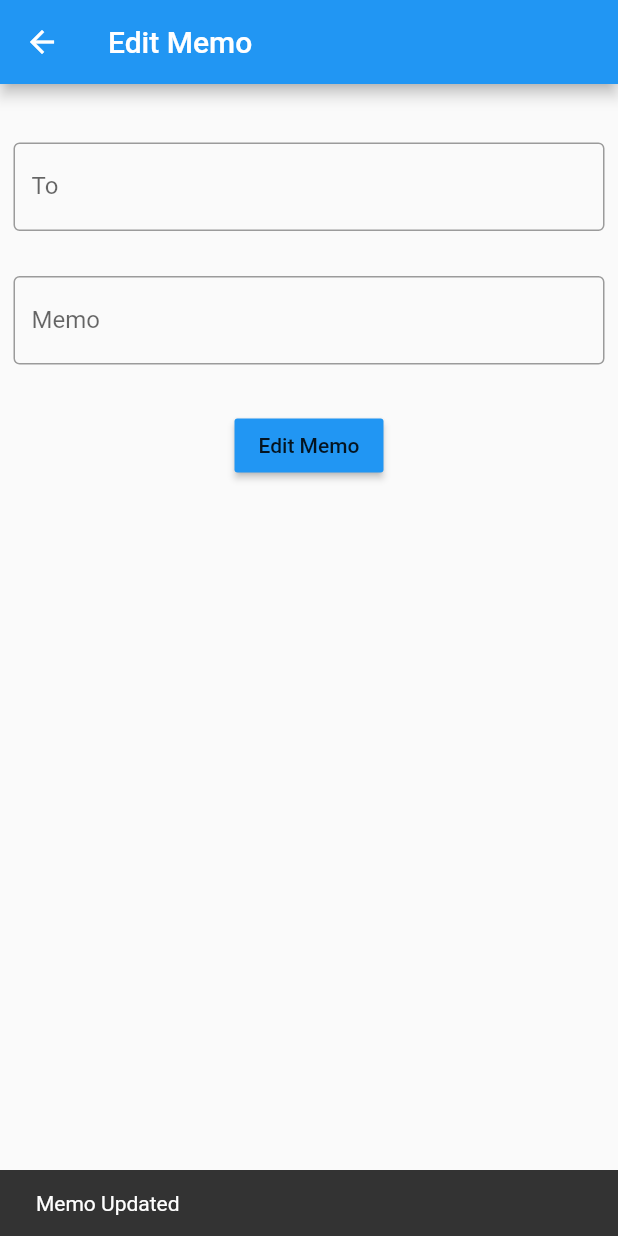
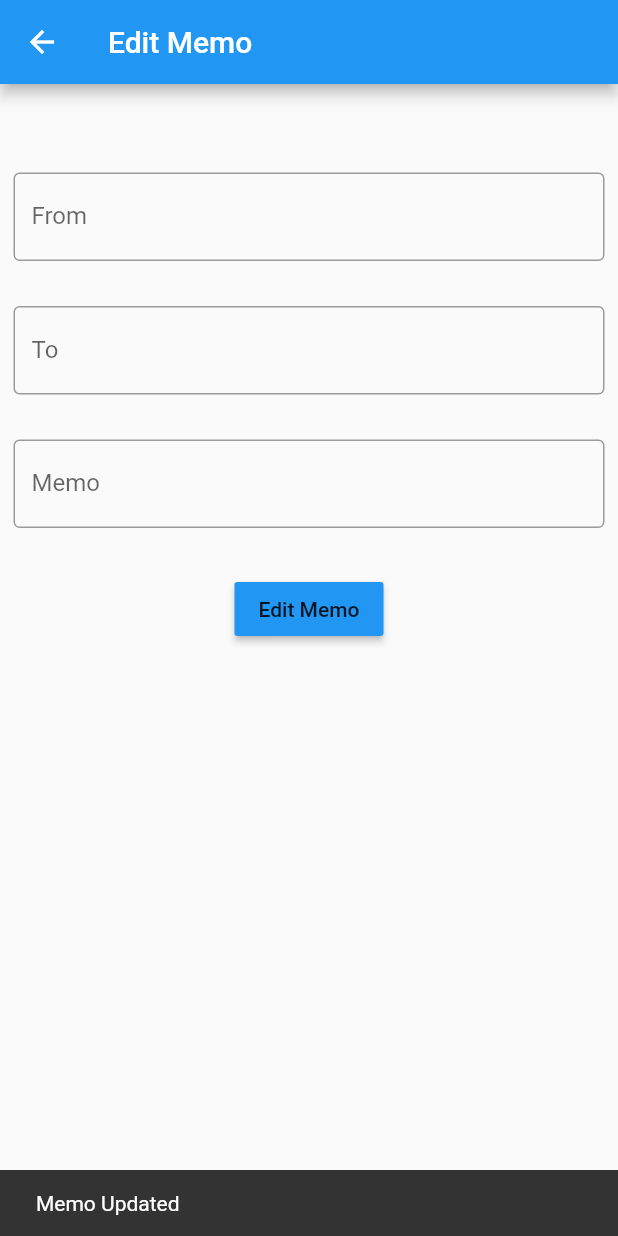
Before and after one commit to pamotinggi/ememo, a Flutter app: the UpdateMemp screen opened directly, after a tap on "Edit Memo", on a phone screen of 412 x 824 dp. Run offline on Flutter 3.47's test engine with Material 2 defaults, Android fonts, the light colour scheme and no system bars; our stand-ins replace cloud_firestore, easy_splash_screen, firebase_auth, firebase_core, flutter_speed_dial, fluttertoast; accounts and stored records are empty.

Commit message:
add delete and update function

```diff
--- a/lib/model/memo_model.dart
+++ b/lib/model/memo_model.dart
@@ -3,8 +3,9 @@ class memo{
   String? to;
   String? content;
   String? status;
+  String? id;
 
-  memo({this.content, this.from, this.to, this.status});
+  memo({this.content, this.from, this.to, this.status, this.id});
 
   factory memo.fromMap(map){
     return memo(
@@ -12,6 +13,7 @@ class memo{
       to: map['to'],
       content: map['content'],
       status: map['status'],
+      id: map['id'],
     );
   }
 
@@ -21,6 +23,7 @@ class memo{
       'to':to,
       'content':content,
       'status':status,
+      'id':id,
     };
   }
 }
--- a/lib/screen/homepage.dart
+++ b/lib/screen/homepage.dart
@@ -73,13 +73,14 @@ class _HomePageState extends State<HomePage> {
                       MaterialPageRoute(builder: (context) => HomePage()));
                 }),
           ],
-        )
-    );
+        ));
   }
 
   Future getMemoList() async {
     var data = await FirebaseFirestore.instance
         .collection('memo')
+        .doc(user!.email)
+        .collection('content')
         .get();
     setState(() {
       _itemList = List.from(data.docs.map((doc) => viewmemo.fromSnapshot(doc)));
--- a/lib/screen/updatememo.dart
+++ b/lib/screen/updatememo.dart
@@ -1,7 +1,9 @@
 import 'package:cloud_firestore/cloud_firestore.dart';
+import 'package:ememo/model/viewmemo.dart';
 import 'package:firebase_auth/firebase_auth.dart';
 import 'package:flutter/material.dart';
 import 'package:ememo/model/memo_model.dart';
+import 'package:ememo/widget/memo_card.dart';
 
 class UpdateMemp extends StatefulWidget {
   const UpdateMemp({Key? key}) : super(key: key);
@@ -18,7 +20,6 @@ class _UpdateMempState extends State<UpdateMemp> {
   FirebaseFirestore firebaseFirestore = FirebaseFirestore.instance;
   User? user = FirebaseAuth.instance.currentUser;
   memo memomodel = new memo();
-
   @override
   void initState() {
     super.initState();
@@ -43,7 +44,7 @@ class _UpdateMempState extends State<UpdateMemp> {
           padding: EdgeInsets.all(9),
           child: Column(
             children: [
-              /*SizedBox(
+              SizedBox(
                 height: 50,
               ),
               TextField(
@@ -52,7 +53,7 @@ class _UpdateMempState extends State<UpdateMemp> {
                     border: OutlineInputBorder(),
                     labelText: 'From',
                     hintText: 'From :'),
-              ),*/
+              ),
               SizedBox(
                 height: 30,
               ),
@@ -78,14 +79,17 @@ class _UpdateMempState extends State<UpdateMemp> {
               ),
               MaterialButton(
                 onPressed: () {
+                  var date = DateTime.now().toString();
                   final snackBar =
                       SnackBar(content: const Text("Memo Updated"));
                   ScaffoldMessenger.of(context).showSnackBar(snackBar);
                   final docUser = FirebaseFirestore.instance
                       .collection('memo')
-                      .doc(user!.uid);
-                  docUser.update({
-                    'status': "pending",
+                      .doc(user!.email)
+                      .collection('content')
+                      .doc();
+                  docUser.set({
+                    'from': fromNameController,
                     'to': toNameController.text,
                     'memo': memoController.text,
                   });
```
Also changed, not shown: lib/screen/inserdata.dart (+7 -4 lines), lib/widget/memo_card.dart (+13 -5 lines). Lines whose indentation alone changed are shown as unchanged.
